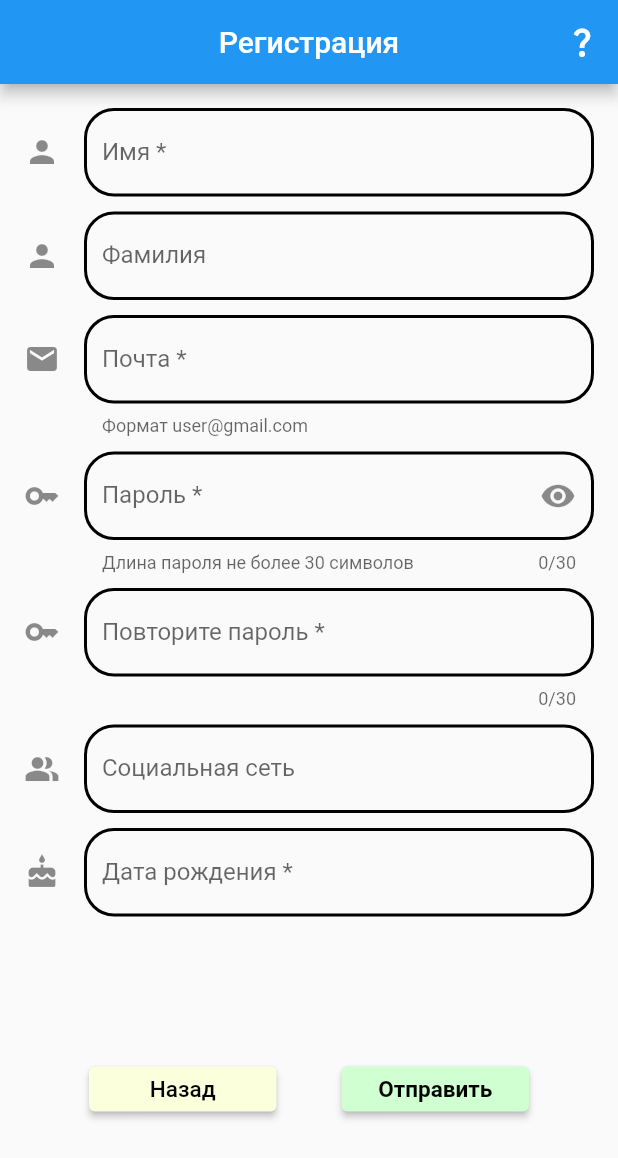
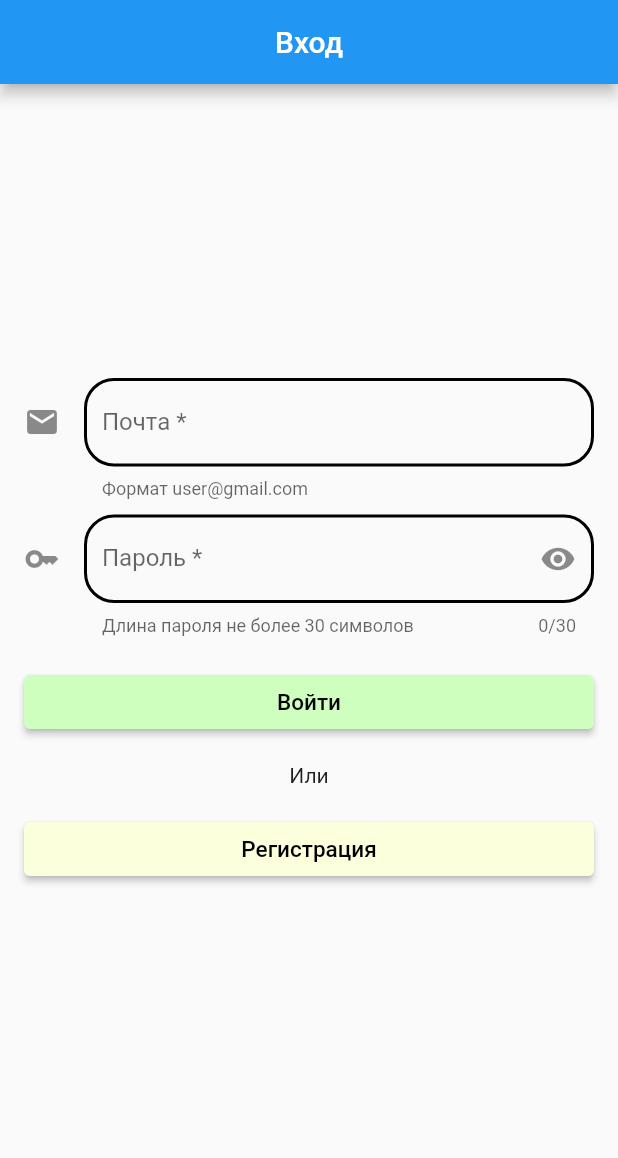
Before and after one commit to lsn03/book_recomended, a Flutter app: the screen it shows after launch, on a phone screen of 412 x 824 dp. Shown: the top 1158 px of the screen. Run offline on Flutter 3.47's test engine with Material 2 defaults, Android fonts, the phone set to English and light mode, and no system bars; missing offline and left inert: mysql1.

Commit message:
add template of pages

```diff
--- a/lib/main.dart
+++ b/lib/main.dart
@@ -1,10 +1,18 @@
+import 'package:book_recomended/pages/authorization_form.dart';
+import 'package:book_recomended/pages/card_page.dart';
+import 'package:book_recomended/pages/catalog_page.dart';
+import 'package:book_recomended/pages/people_page.dart';
+import 'package:book_recomended/pages/profile_page.dart';
+import 'package:book_recomended/pages/statistic_page.dart';
 import 'package:flutter/material.dart';
 
+import 'pages/pages.dart';
 import 'pages/regestration_form_page.dart';
 
 void main() {
   runApp( MyApp());
 }
+
 
 class MyApp extends StatelessWidget {
   const MyApp({super.key});
@@ -14,7 +22,16 @@ class MyApp extends StatelessWidget {
   Widget build(BuildContext context) {
     return MaterialApp(
       title: "Register Form Demo",
-      home: RegisterFormPage(),
+      home: AuthorizationFormPage(),
+      routes: {
+        Pages.RegisterFormPage.toString():(context) => RegisterFormPage(),
+        Pages.AuthorizationFormPage.toString():(context) => AuthorizationFormPage(),
+        Pages.CardPage.toString():(context) => CardPage(),
+        Pages.CatalogPage.toString():(context) => CatalogPage(),
+        Pages.StatisticPage.toString():(context) => StatisticPage(),
+        Pages.PeoplePage.toString():(context) => PeoplePage(),
+        Pages.ProfilePage.toString():(context) => ProfilePage(),
+      },
     );
   }
 }
--- /dev/null
+++ b/lib/pages/authorization_form.dart
@@ -0,0 +1,137 @@
+import 'package:flutter/material.dart';
+import 'package:flutter/src/widgets/container.dart';
+import 'package:flutter/src/widgets/framework.dart';
+import 'package:book_recomended/pages/pages.dart';
+
+class AuthorizationFormPage extends StatefulWidget {
+  const AuthorizationFormPage({super.key});
+
+  @override
+  State<AuthorizationFormPage> createState() => _AuthorizationFormPageState();
+}
+
+class _AuthorizationFormPageState extends State<AuthorizationFormPage> {
+  bool _hidePass = true;
+
+  final _emailController = TextEditingController();
+  final _passController = TextEditingController();
+  @override
+  void dispose() {
+    _emailController.dispose();
+    _passController.dispose();
+    super.dispose();
+  }
+
+  @override
+  Widget build(BuildContext context) {
+    return Scaffold(
+      appBar: AppBar(
+        title: Text("Вход"),
+        centerTitle: true,
+      ),
+      body: Form(
+        child: ListView(padding: EdgeInsets.all(16), children: [
+
+            SizedBox(height: 180,),
+            TextFormField(
+              controller: _emailController,
+              decoration: InputDecoration(
+                labelText: "Почта *",
+                hintText: "Введите вашу почту",
+                helperText: "Формат user@gmail.com",
+                icon: Icon(Icons.mail),
+                enabledBorder: OutlineInputBorder(
+                  borderRadius: BorderRadius.all(Radius.circular(20)),
+                  borderSide: BorderSide(color: Colors.black, width: 2),
+                ),
+                focusedBorder: OutlineInputBorder(
+                  borderRadius: BorderRadius.all(Radius.circular(20)),
+                  borderSide: BorderSide(
+                    color: Colors.blue,
+                    width: 2,
+                  ),
+                ),
+              ),
+              keyboardType: TextInputType.emailAddress,
+            ),
+            SizedBox(
+              height: 10,
+            ),
+            TextFormField(
+              controller: _passController,
+              obscureText: _hidePass,
+              maxLength: 30,
+              decoration: InputDecoration(
+                labelText: "Пароль *",
+                hintText: "A-Z, 0-9",
+                helperText: "Длина пароля не более 30 символов",
+                icon: Icon(Icons.key),
+                suffixIcon: IconButton(
+                  icon:
+                      Icon(_hidePass ? Icons.visibility : Icons.visibility_off),
+                  onPressed: () {
+                    setState(() {
+                      _hidePass = !_hidePass;
+                    });
+                  },
+                ),
+                enabledBorder: OutlineInputBorder(
+                  borderRadius: BorderRadius.all(Radius.circular(20)),
+                  borderSide: BorderSide(color: Colors.black, width: 2),
+                ),
+                focusedBorder: OutlineInputBorder(
+                  borderRadius: BorderRadius.all(Radius.circular(20)),
+                  borderSide: BorderSide(
+                    color: Colors.blue,
+                    width: 2,
+                  ),
+                ),
+              ),
+            ),
+            SizedBox(
+              height: 20,
+            ),
+            ElevatedButton(
+              onPressed: (() {
+                Navigator.pushNamed(context, Pages.ProfilePage);
+              }),
+              style: ElevatedButton.styleFrom(
+                backgroundColor: Color(0xFFCFFFBE),
+              ),
+              child: Text(
+                "Войти",
+                style: TextStyle(
+                  fontSize: 15,
+                  color: Colors.black,
+                ),
+              ),
+            ),
+            SizedBox(
+              height: 50,
+              child: Column(
+                mainAxisAlignment: MainAxisAlignment.center,
+                children: [
+                  Text("Или"),
+                ],
+              ),
+            ),
+            ElevatedButton(
+                onPressed: (() {
+                  Navigator.pushNamed(context, Pages.RegisterFormPage);
+                }),
+                style: ElevatedButton.styleFrom(
+                  backgroundColor: Color.fromARGB(255, 252, 255, 220),
+                ),
+                child: Text(
+                  "Регистрация",
+                  style: TextStyle(
+                    fontSize: 15,
+                    color: Colors.black,
+                  ),
+                )),
+          ]),
+
+      ),
+    );
+  }
+}
--- /dev/null
+++ b/lib/pages/pages.dart
@@ -0,0 +1,9 @@
+class Pages{
+  static String RegisterFormPage = "/RegisterFormPage";
+  static String AuthorizationFormPage = "/AuthorizationFormPage";
+  static String CardPage = "/CardPage";
+  static String CatalogPage = "/CatalogPage";
+  static String StatisticPage = "/StatisticPage";
+  static String PeoplePage = "/PeoplePage";
+  static String ProfilePage = "/ProfilePage";
+}
```
Also changed, not shown: lib/pages/card_page.dart (added, +16 -0 lines), lib/pages/catalog_page.dart (added, +11 -0 lines), lib/pages/footer.dart (added, +11 -0 lines), lib/pages/people_page.dart (added, +16 -0 lines), lib/pages/profile_page.dart (added, +16 -0 lines), lib/pages/regestration_form_page.dart (+7 -2 lines), lib/pages/statistic_page.dart (added, +11 -0 lines).
